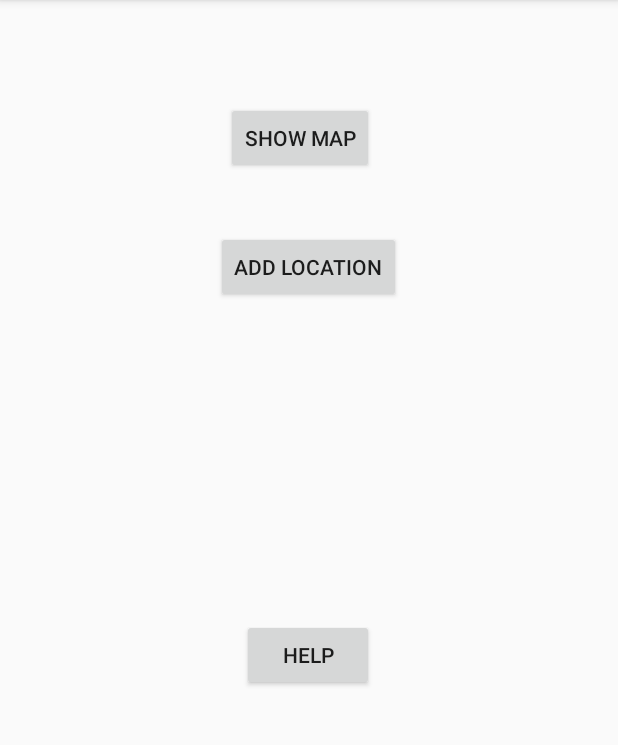
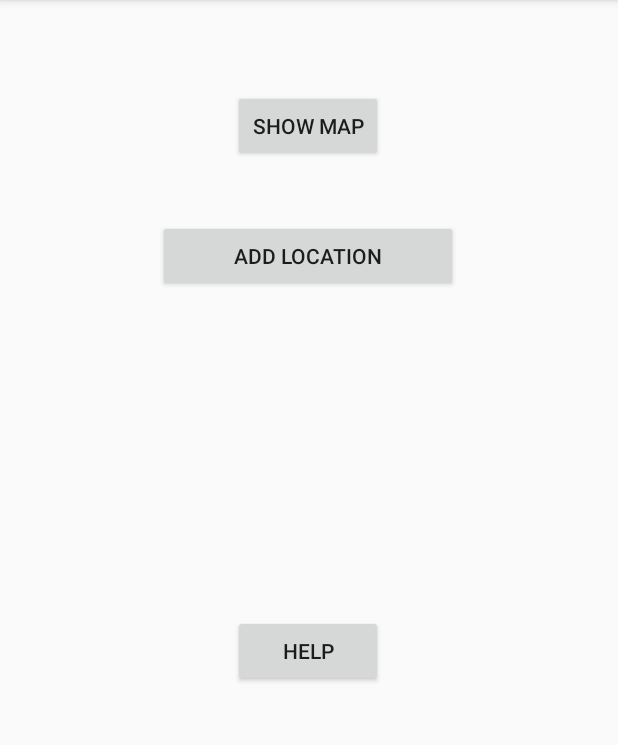
Before and after one commit to maniahania/mobilki, an Android app: the screen it shows after launch (MainActivity), on a phone screen of 412 x 824 dp, the part 84-829 px from its top. Run offline under Robolectric (Android 15) with nearby library versions, the phone set to English and light mode, and no system bars.

Commit message:
Prototyp I: dostosowanie polozenia elementow znowu

```diff
--- a/app/src/main/res/layout/content_main.xml
+++ b/app/src/main/res/layout/content_main.xml
@@ -8,18 +8,18 @@
 
     <Button
         android:id="@+id/showMapBtn"
-        android:layout_width="wrap_content"
+        android:layout_width="100dp"
         android:layout_height="wrap_content"
-        android:layout_marginTop="68dp"
+        android:layout_marginTop="60dp"
         android:text="Show Map"
         app:layout_constraintEnd_toEndOf="parent"
-        app:layout_constraintHorizontal_bias="0.48"
+        app:layout_constraintHorizontal_bias="0.498"
         app:layout_constraintStart_toStartOf="parent"
         app:layout_constraintTop_toTopOf="parent" />
 
     <Button
         android:id="@+id/addLocBtn"
-        android:layout_width="wrap_content"
+        android:layout_width="200dp"
         android:layout_height="wrap_content"
         android:text="Add Location"
         app:layout_constraintBottom_toBottomOf="parent"
@@ -62,7 +62,7 @@
 
     <Button
         android:id="@+id/submitBtn"
-        android:layout_width="wrap_content"
+        android:layout_width="100dp"
         android:layout_height="wrap_content"
         android:text="SUBMIT"
         android:visibility="invisible"
@@ -71,11 +71,11 @@
         app:layout_constraintHorizontal_bias="0.498"
         app:layout_constraintStart_toStartOf="parent"
         app:layout_constraintTop_toBottomOf="@+id/inputLon"
-        app:layout_constraintVertical_bias="0.045" />
+        app:layout_constraintVertical_bias="0.053" />
 
     <Button
         android:id="@+id/helpBtn"
-        android:layout_width="wrap_content"
+        android:layout_width="100dp"
         android:layout_height="wrap_content"
         android:layout_marginTop="48dp"
         android:text="Help"
@@ -86,7 +86,7 @@
 
     <TextView
         android:id="@+id/helpTextView"
-        android:layout_width="341dp"
+        android:layout_width="350dp"
         android:layout_height="118dp"
         android:gravity="center"
         android:text="Points on the map show the areas where the virus is present. \n\nPress 'Add Location' button and provide latitude and longitude to add new location."
```
